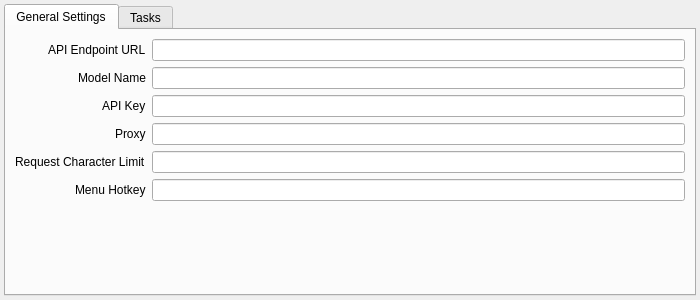
Above: mainwindow.ui from avin/desktop-llm-helper before the change. Below: the same form after it.
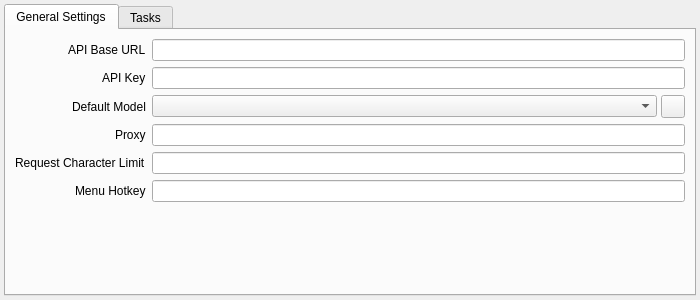
That is the form after the change. The open tabs and pages were chosen to show the change.

Commit message: select model

Diff of the .ui file:
```diff
--- a/mainwindow.ui
+++ b/mainwindow.ui
@@ -52,7 +52,7 @@
         <item row="0" column="0">
          <widget class="QLabel" name="labelApiEndpoint">
           <property name="text">
-           <string>API Endpoint URL</string>
+           <string>API Base URL</string>
           </property>
          </widget>
         </item>
@@ -60,29 +60,39 @@
          <widget class="QLineEdit" name="lineEditApiEndpoint"/>
         </item>
         <item row="1" column="0">
-         <widget class="QLabel" name="labelModelName">
-          <property name="text">
-           <string>Model Name</string>
-          </property>
-         </widget>
-        </item>
-        <item row="1" column="1">
-         <widget class="QLineEdit" name="lineEditModelName"/>
-        </item>
-        <item row="2" column="0">
          <widget class="QLabel" name="labelApiKey">
           <property name="text">
            <string>API Key</string>
           </property>
          </widget>
         </item>
-        <item row="2" column="1">
+        <item row="1" column="1">
          <widget class="QLineEdit" name="lineEditApiKey">
           <property name="echoMode">
            <enum>QLineEdit::Password</enum>
           </property>
          </widget>
         </item>
+        <item row="2" column="0">
+         <widget class="QLabel" name="labelModelName">
+          <property name="text">
+           <string>Default Model</string>
+          </property>
+         </widget>
+        </item>
+        <item row="2" column="1">
+         <layout class="QHBoxLayout" name="horizontalLayoutModel">
+          <property name="spacing">
+           <number>4</number>
+          </property>
+          <item>
+           <widget class="QComboBox" name="comboBoxModelName"/>
+          </item>
+          <item>
+           <widget class="QToolButton" name="toolButtonRefreshModels"/>
+          </item>
+         </layout>
+        </item>
         <item row="3" column="0">
          <widget class="QLabel" name="labelProxy">
           <property name="text">
```
The commit also changes 8 other files.
